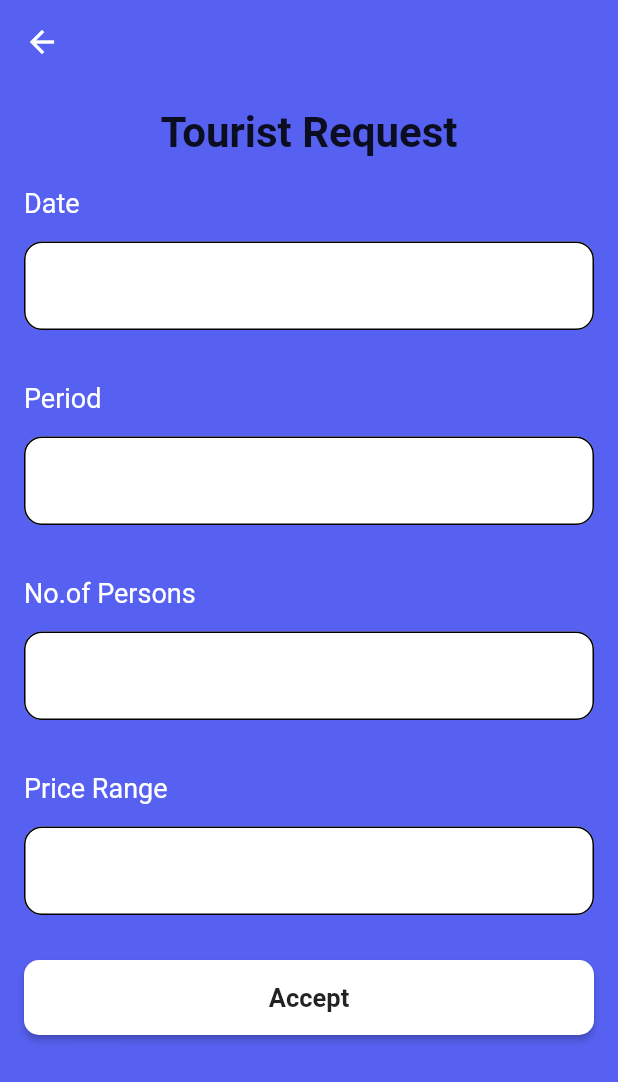
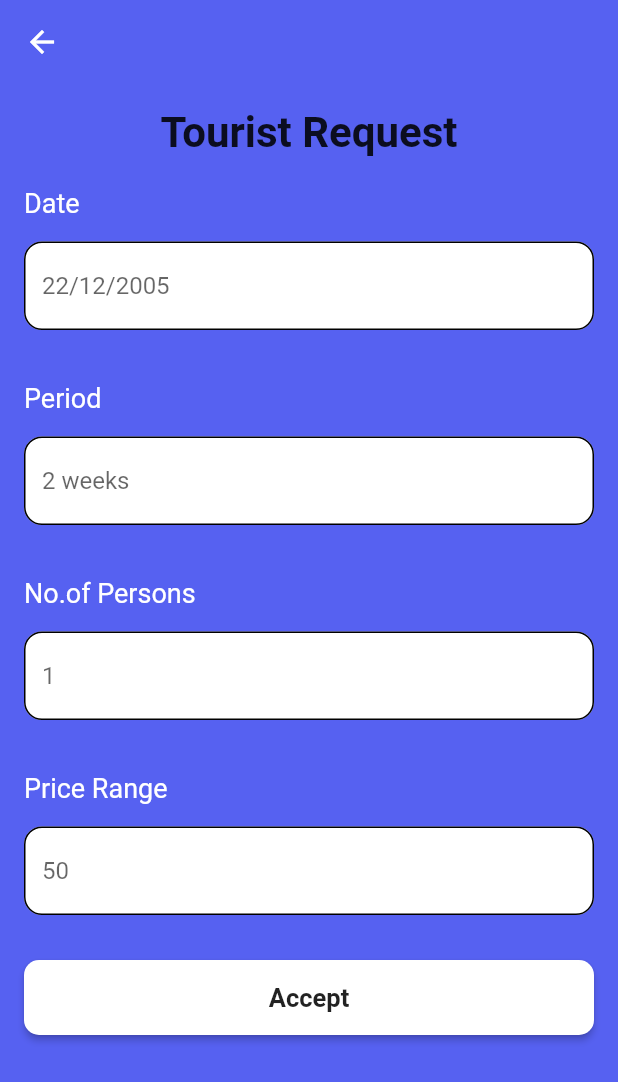
Before and after one commit to samaaahmedd/graduation_projectt, a Flutter app: the TouristRequest screen opened directly, on a phone screen of 412 x 824 dp. Shown: the top 1082 px of the screen. Run offline on Flutter 3.47's test engine with Material 2 defaults, Android fonts, the light colour scheme and no system bars; our stand-ins replace equatable, shared_preferences; missing offline and left inert: dart:ffi, multiselect; accounts and stored records are empty; network calls fail.

Commit message:
create new pages and update

```diff
--- a/lib/completed_req/completed_req.dart
+++ b/lib/completed_req/completed_req.dart
@@ -45,7 +45,7 @@ class _CompletedRequestState extends State<CompletedRequest> {
                 ),
                 const SizedBox(height: 30,),
 
-                Center(child: const Text("Your Request has been sent successfully",style: TextStyle(fontSize: 25, fontWeight: FontWeight.bold) )),
+                Center(child: const Text(textAlign: TextAlign.center ,"Your Request has been sent successfully",style: TextStyle(fontSize: 25, fontWeight: FontWeight.bold) )),
 
 
 
--- a/lib/host_page.dart
+++ b/lib/host_page.dart
@@ -1,6 +1,6 @@
 import 'package:flutter/material.dart';
 import 'package:with_me/home_page/ui/home_page.dart';
-import 'package:with_me/messages_page/messages_page.dart';
+import 'package:with_me/request_page/request_page.dart';
 
 import 'profile_page/profile_page.dart';
 
@@ -13,7 +13,7 @@ class HostPage extends StatefulWidget {
 
 class _HostPageState extends State<HostPage> {
   int _selectedIndex = 0;
-  final List<Widget> _tabs = const [HomePage(),MessagesPage(),ProfilePage()];
+  final List<Widget> _tabs = const [HomePage(),RequestPage(),ProfilePage()];
 
   @override
   Widget build(BuildContext context) {
--- a/lib/notification_page/notification_page.dart
+++ b/lib/notification_page/notification_page.dart
@@ -13,7 +13,7 @@ class _NotificationPageState extends State<NotificationPage> {
     return Scaffold(
       backgroundColor: const Color(0xff5661f1),
       appBar: AppBar(
-          automaticallyImplyLeading: true,
+          automaticallyImplyLeading: false,
           title: const Text("Notification"),
           centerTitle: true),
 
--- a/lib/tourist_request/tourist_request.dart
+++ b/lib/tourist_request/tourist_request.dart
@@ -44,7 +44,7 @@ class _TouristRequestState extends State<TouristRequest> {
                   TextStyle(color: Colors.white, fontSize: 18),
                 ),
                 AppTextFormFiled(
-                  hintText: "",
+                  hintText: "22/12/2005",
                   labelText: "Date",
                   textInputType: TextInputType.datetime,
                   onChanged: (text) {
@@ -62,7 +62,7 @@ class _TouristRequestState extends State<TouristRequest> {
                   TextStyle(color: Colors.white, fontSize: 18),
                 ),
                 AppTextFormFiled(
-                  hintText: "",
+                  hintText: "2 weeks",
                   labelText: "Period",
                   textInputType: TextInputType.datetime,
                   onChanged: (text) {
@@ -80,7 +80,7 @@ class _TouristRequestState extends State<TouristRequest> {
                   TextStyle(color: Colors.white, fontSize: 18),
                 ),
                 AppTextFormFiled(
-                  hintText: "",
+                  hintText: "1",
                   labelText: "No.of Persons",
                   textInputType: TextInputType.number,
                   onChanged: (text) {
@@ -97,7 +97,7 @@ class _TouristRequestState extends State<TouristRequest> {
                   TextStyle(color: Colors.white, fontSize: 18),
                 ),
                 AppTextFormFiled(
-                  hintText: "",
+                  hintText: "50",
                   labelText: "Price Range",
                   textInputType: TextInputType.number,
                   onChanged: (text) {
```
Also changed, not shown: lib/messages_page/messages_page.dart (deleted, +0 -16 lines), lib/request_page/request_page.dart (added, +59 -0 lines).
